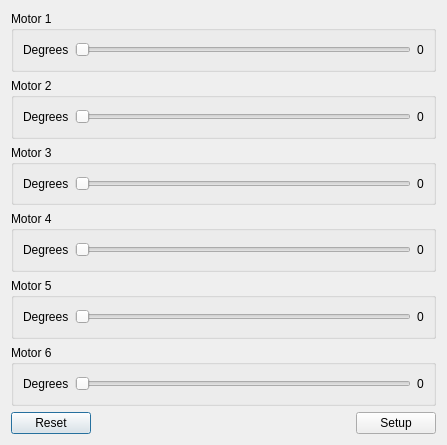
This is library-robot/RobotControlDialog.ui in MiguelFerrerF/robotArmApp as Qt 5 draws it before an edit. The edited form follows.
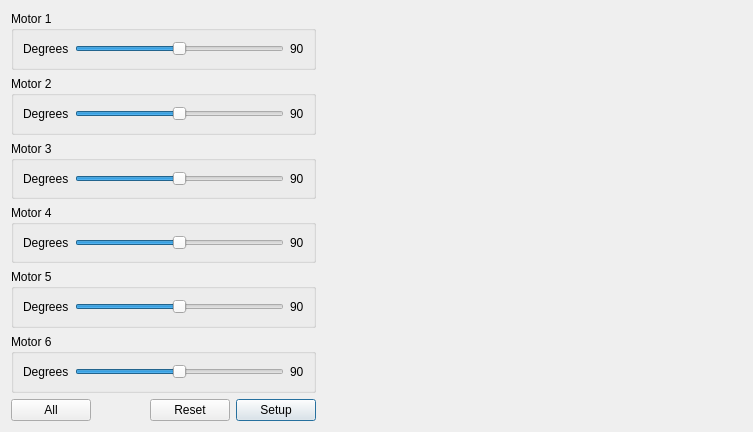
This is the edited form.

Commit message:
Adds video camera integration and robot control UI improvements
Introduces video camera connection management with support for live preview,
camera selection, and frame rate configuration through dedicated dialogs.
Extends robot control dialog with an embedded robot image and enhanced motor
control switching between single and all motors. Updates build files for
video library and resource handling.

Improves overall user experience and prepares for further video-related features.

Diff of the .ui file:
```diff
--- a/library-robot/RobotControlDialog.ui
+++ b/library-robot/RobotControlDialog.ui
@@ -6,19 +6,57 @@
    <rect>
     <x>0</x>
     <y>0</y>
-    <width>447</width>
-    <height>445</height>
+    <width>753</width>
+    <height>432</height>
    </rect>
   </property>
   <property name="windowTitle">
    <string>Dialog</string>
   </property>
   <layout class="QGridLayout" name="gridLayout_2">
-   <item row="6" column="0">
-    <widget class="QPushButton" name="pushButtonReset">
-     <property name="text">
-      <string>Reset</string>
+   <item row="2" column="0" colspan="4">
+    <widget class="QGroupBox" name="groupBoxMotor3">
+     <property name="minimumSize">
+      <size>
+       <width>300</width>
+       <height>0</height>
+      </size>
      </property>
+     <property name="title">
+      <string>Motor 3</string>
+     </property>
+     <layout class="QHBoxLayout" name="horizontalLayout_3">
+      <item>
+       <widget class="QLabel" name="labelDegrees3">
+        <property name="text">
+         <string>Degrees</string>
+        </property>
+       </widget>
+      </item>
+      <item>
+       <widget class="QSlider" name="horizontalSlider3">
+        <property name="maximum">
+         <number>180</number>
+        </property>
+        <property name="value">
+         <number>90</number>
+        </property>
+        <property name="orientation">
+         <enum>Qt::Orientation::Horizontal</enum>
+        </property>
+        <property name="tickPosition">
+         <enum>QSlider::TickPosition::NoTicks</enum>
+        </property>
+       </widget>
+      </item>
+      <item>
+       <widget class="QLabel" name="labelMotor3Slider">
+        <property name="text">
+         <string>90</string>
+        </property>
+       </widget>
+      </item>
+     </layout>
     </widget>
    </item>
    <item row="6" column="1">
@@ -34,53 +72,7 @@
      </property>
     </spacer>
    </item>
-   <item row="6" column="2">
-    <widget class="QPushButton" name="pushButtonSetup">
-     <property name="text">
-      <string>Setup</string>
-     </property>
-    </widget>
-   </item>
-   <item row="5" column="0" colspan="3">
-    <widget class="QGroupBox" name="groupBoxMotor6">
-     <property name="minimumSize">
-      <size>
-       <width>300</width>
-       <height>0</height>
-      </size>
-     </property>
-     <property name="title">
-      <string>Motor 6</string>
-     </property>
-     <layout class="QHBoxLayout" name="horizontalLayout_6">
-      <item>
-       <widget class="QLabel" name="labelDegrees6">
-        <property name="text">
-         <string>Degrees</string>
-        </property>
-       </widget>
-      </item>
-      <item>
-       <widget class="QSlider" name="horizontalSlider6">
-        <property name="maximum">
-         <number>180</number>
-        </property>
-        <property name="orientation">
-         <enum>Qt::Orientation::Horizontal</enum>
-        </property>
-       </widget>
-      </item>
-      <item>
-       <widget class="QLabel" name="labelMotor6Slider">
-        <property name="text">
-         <string>0</string>
-        </property>
-       </widget>
-      </item>
-     </layout>
-    </widget>
-   </item>
-   <item row="4" column="0" colspan="3">
+   <item row="4" column="0" colspan="4">
     <widget class="QGroupBox" name="groupBoxMotor5">
      <property name="minimumSize">
       <size>
@@ -104,6 +96,9 @@
         <property name="maximum">
          <number>180</number>
         </property>
+        <property name="value">
+         <number>90</number>
+        </property>
         <property name="orientation">
          <enum>Qt::Orientation::Horizontal</enum>
         </property>
@@ -112,95 +107,34 @@
       <item>
        <widget class="QLabel" name="labelMotor5Slider">
         <property name="text">
-         <string>0</string>
+         <string>90</string>
         </property>
        </widget>
       </item>
      </layout>
     </widget>
    </item>
-   <item row="3" column="0" colspan="3">
-    <widget class="QGroupBox" name="groupBoxMotor4">
-     <property name="minimumSize">
-      <size>
-       <width>300</width>
-       <height>0</height>
-      </size>
+   <item row="6" column="3">
+    <widget class="QPushButton" name="pushButtonSetup">
+     <property name="text">
+      <string>Setup</string>
      </property>
-     <property name="title">
-      <string>Motor 4</string>
-     </property>
-     <layout class="QHBoxLayout" name="horizontalLayout_4">
-      <item>
-       <widget class="QLabel" name="labelDegrees4">
-        <property name="text">
-         <string>Degrees</string>
-        </property>
-       </widget>
-      </item>
-      <item>
-       <widget class="QSlider" name="horizontalSlider4">
-        <property name="maximum">
-         <number>180</number>
-        </property>
-        <property name="orientation">
-         <enum>Qt::Orientation::Horizontal</enum>
-        </property>
-       </widget>
-      </item>
-      <item>
-       <widget class="QLabel" name="labelMotor4Slider">
-        <property name="text">
-         <string>0</string>
-        </property>
-       </widget>
-      </item>
-     </layout>
     </widget>
    </item>
-   <item row="2" column="0" colspan="3">
-    <widget class="QGroupBox" name="groupBoxMotor3">
+   <item row="0" column="5" rowspan="7">
+    <widget class="QLabel" name="labelRobotImage">
      <property name="minimumSize">
       <size>
-       <width>300</width>
-       <height>0</height>
+       <width>400</width>
+       <height>400</height>
       </size>
      </property>
-     <property name="title">
-      <string>Motor 3</string>
+     <property name="text">
+      <string/>
      </property>
-     <layout class="QHBoxLayout" name="horizontalLayout_3">
-      <item>
-       <widget class="QLabel" name="labelDegrees3">
-        <property name="text">
-         <string>Degrees</string>
-        </property>
-       </widget>
-      </item>
-      <item>
-       <widget class="QSlider" name="horizontalSlider3">
-        <property name="maximum">
-         <number>180</number>
-        </property>
-        <property name="orientation">
-         <enum>Qt::Orientation::Horizontal</enum>
-        </property>
-        <property name="tickPosition">
-         <enum>QSlider::TickPosition::NoTicks</enum>
-        </property>
-       </widget>
-      </item>
-      <item>
-       <widget class="QLabel" name="labelMotor3Slider">
-        <property name="text">
-         <string>0</string>
-        </property>
-       </widget>
-      </item>
-     </layout>
     </widget>
    </item>
-   <item row="1" column="0" colspan="3">
+   <item row="1" column="0" colspan="4">
     <widget class="QGroupBox" name="groupBoxMotor2">
      <property name="minimumSize">
       <size>
@@ -224,6 +158,9 @@
         <property name="maximum">
          <number>180</number>
         </property>
+        <property name="value">
+         <number>90</number>
+        </property>
         <property name="orientation">
          <enum>Qt::Orientation::Horizontal</enum>
         </property>
@@ -232,14 +169,111 @@
       <item>
        <widget class="QLabel" name="labelMotor2Slider">
         <property name="text">
-         <string>0</string>
+         <string>90</string>
         </property>
        </widget>
       </item>
      </layout>
     </widget>
    </item>
-   <item row="0" column="0" colspan="3">
+   <item row="3" column="0" colspan="4">
+    <widget class="QGroupBox" name="groupBoxMotor4">
+     <property name="minimumSize">
+      <size>
+       <width>300</width>
+       <height>0</height>
+      </size>
+     </property>
+     <property name="title">
+      <string>Motor 4</string>
+     </property>
+     <layout class="QHBoxLayout" name="horizontalLayout_4">
+      <item>
+       <widget class="QLabel" name="labelDegrees4">
+        <property name="text">
+         <string>Degrees</string>
+        </property>
+       </widget>
+      </item>
+      <item>
+       <widget class="QSlider" name="horizontalSlider4">
+        <property name="maximum">
+         <number>180</number>
+        </property>
+        <property name="value">
+         <number>90</number>
+        </property>
+        <property name="orientation">
+         <enum>Qt::Orientation::Horizontal</enum>
+        </property>
+       </widget>
+      </item>
+      <item>
+       <widget class="QLabel" name="labelMotor4Slider">
+        <property name="text">
+         <string>90</string>
+        </property>
+       </widget>
+      </item>
+     </layout>
+    </widget>
+   </item>
+   <item row="5" column="0" colspan="4">
+    <widget class="QGroupBox" name="groupBoxMotor6">
+     <property name="minimumSize">
+      <size>
+       <width>300</width>
+       <height>0</height>
+      </size>
+     </property>
+     <property name="title">
+      <string>Motor 6</string>
+     </property>
+     <layout class="QHBoxLayout" name="horizontalLayout_6">
+      <item>
+       <widget class="QLabel" name="labelDegrees6">
+        <property name="text">
+         <string>Degrees</string>
+        </property>
+       </widget>
+      </item>
+      <item>
+       <widget class="QSlider" name="horizontalSlider6">
+        <property name="maximum">
+         <number>180</number>
+        </property>
+        <property name="value">
+         <number>90</number>
+        </property>
+        <property name="orientation">
+         <enum>Qt::Orientation::Horizontal</enum>
+        </property>
+       </widget>
+      </item>
+      <item>
+       <widget class="QLabel" name="labelMotor6Slider">
+        <property name="text">
+         <string>90</string>
+        </property>
+       </widget>
+      </item>
+     </layout>
+    </widget>
+   </item>
+   <item row="0" column="4" rowspan="7">
+    <spacer name="verticalSpacer">
+     <property name="orientation">
+      <enum>Qt::Orientation::Vertical</enum>
+     </property>
+     <property name="sizeHint" stdset="0">
+      <size>
+       <width>20</width>
+       <height>411</height>
+      </size>
+     </property>
+    </spacer>
+   </item>
+   <item row="0" column="0" colspan="4">
     <widget class="QGroupBox" name="groupBoxMotor1">
      <property name="minimumSize">
       <size>
@@ -269,6 +303,9 @@
         <property name="maximum">
          <number>180</number>
         </property>
+        <property name="value">
+         <number>90</number>
+        </property>
         <property name="orientation">
          <enum>Qt::Orientation::Horizontal</enum>
         </property>
@@ -277,13 +314,27 @@
       <item row="0" column="2">
        <widget class="QLabel" name="labelMotor1Slider">
         <property name="text">
-         <string>0</string>
+         <string>90</string>
         </property>
        </widget>
       </item>
      </layout>
     </widget>
    </item>
+   <item row="6" column="2">
+    <widget class="QPushButton" name="pushButtonReset">
+     <property name="text">
+      <string>Reset</string>
+     </property>
+    </widget>
+   </item>
+   <item row="6" column="0">
+    <widget class="QPushButton" name="pushButtonAllSingle">
+     <property name="text">
+      <string>All</string>
+     </property>
+    </widget>
+   </item>
   </layout>
  </widget>
  <resources/>
```
The commit also changes 14 other files.
